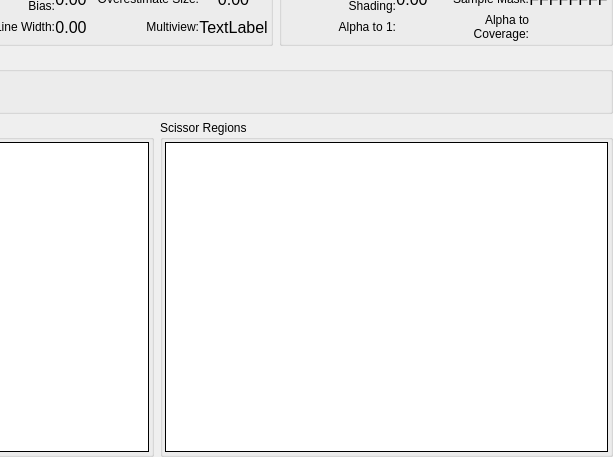
Above: qrenderdoc/Windows/PipelineState/VulkanPipelineStateViewer.ui from baldurk/renderdoc before the change; both pictures show x 298 to 911 and y 109 to 566 of the 911 by 566 pixel window. Below: the same form after it.
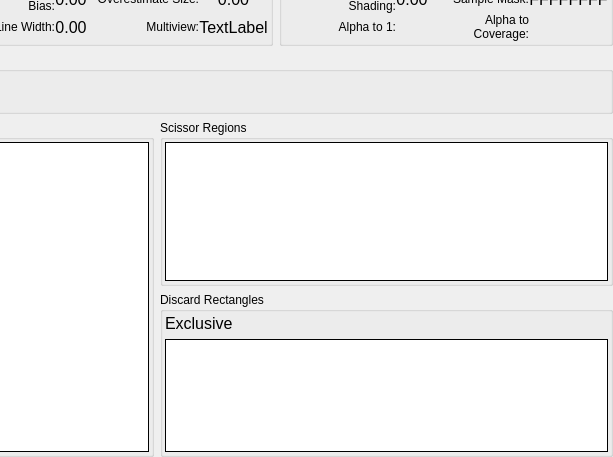
That is the form after the change. The open tabs and pages were chosen to show the change. Icons and pictures are not drawn. Custom widgets are drawn as their Qt base class.

Commit message: Add support for VK_EXT_discard_rectangles

Patch:
```diff
--- a/qrenderdoc/Windows/PipelineState/VulkanPipelineStateViewer.ui
+++ b/qrenderdoc/Windows/PipelineState/VulkanPipelineStateViewer.ui
@@ -1696,116 +1696,6 @@
        <property name="bottomMargin">
         <number>0</number>
        </property>
-       <item row="3" column="1">
-        <widget class="QGroupBox" name="scissorGroup">
-         <property name="sizePolicy">
-          <sizepolicy hsizetype="Expanding" vsizetype="Expanding">
-           <horstretch>0</horstretch>
-           <verstretch>0</verstretch>
-          </sizepolicy>
-         </property>
-         <property name="title">
-          <string>Scissor Regions</string>
-         </property>
-         <layout class="QHBoxLayout" name="horizontalLayout_22">
-          <property name="leftMargin">
-           <number>2</number>
-          </property>
-          <property name="topMargin">
-           <number>2</number>
-          </property>
-          <property name="rightMargin">
-           <number>2</number>
-          </property>
-          <property name="bottomMargin">
-           <number>2</number>
-          </property>
-          <item>
-           <widget class="RDTreeWidget" name="scissors">
-            <property name="frameShape">
-             <enum>QFrame::Box</enum>
-            </property>
-            <property name="frameShadow">
-             <enum>QFrame::Plain</enum>
-            </property>
-            <property name="editTriggers">
-             <set>QAbstractItemView::NoEditTriggers</set>
-            </property>
-            <property name="showDropIndicator" stdset="0">
-             <bool>false</bool>
-            </property>
-            <property name="indentation">
-             <number>0</number>
-            </property>
-            <property name="rootIsDecorated">
-             <bool>false</bool>
-            </property>
-            <property name="allColumnsShowFocus">
-             <bool>true</bool>
-            </property>
-            <attribute name="headerMinimumSectionSize">
-             <number>50</number>
-            </attribute>
-           </widget>
-          </item>
-         </layout>
-        </widget>
-       </item>
-       <item row="3" column="0">
-        <widget class="QGroupBox" name="viewportsGroup">
-         <property name="sizePolicy">
-          <sizepolicy hsizetype="Expanding" vsizetype="Expanding">
-           <horstretch>0</horstretch>
-           <verstretch>0</verstretch>
-          </sizepolicy>
-         </property>
-         <property name="title">
-          <string>Viewports</string>
-         </property>
-         <layout class="QHBoxLayout" name="horizontalLayout_21">
-          <property name="leftMargin">
-           <number>2</number>
-          </property>
-          <property name="topMargin">
-           <number>2</number>
-          </property>
-          <property name="rightMargin">
-           <number>2</number>
-          </property>
-          <property name="bottomMargin">
-           <number>2</number>
-          </property>
-          <item>
-           <widget class="RDTreeWidget" name="viewports">
-            <property name="frameShape">
-             <enum>QFrame::Box</enum>
-            </property>
-            <property name="frameShadow">
-             <enum>QFrame::Plain</enum>
-            </property>
-            <property name="editTriggers">
-             <set>QAbstractItemView::NoEditTriggers</set>
-            </property>
-            <property name="showDropIndicator" stdset="0">
-             <bool>false</bool>
-            </property>
-            <property name="indentation">
-             <number>0</number>
-            </property>
-            <property name="rootIsDecorated">
-             <bool>false</bool>
-            </property>
-            <property name="allColumnsShowFocus">
-             <bool>true</bool>
-            </property>
-            <attribute name="headerMinimumSectionSize">
-             <number>50</number>
-            </attribute>
-           </widget>
-          </item>
-         </layout>
-        </widget>
-       </item>
        <item row="2" column="0" colspan="2">
         <widget class="QGroupBox" name="conditionalRenderingGroup">
          <property name="title">
@@ -2512,6 +2402,193 @@
          </item>
         </layout>
        </item>
+       <item row="3" column="1">
+        <layout class="QVBoxLayout" name="verticalLayout_18">
+         <property name="bottomMargin">
+          <number>0</number>
+         </property>
+         <item>
+          <widget class="QGroupBox" name="scissorGroup">
+           <property name="sizePolicy">
+            <sizepolicy hsizetype="Preferred" vsizetype="Preferred">
+             <horstretch>0</horstretch>
+             <verstretch>1</verstretch>
+            </sizepolicy>
+           </property>
+           <property name="title">
+            <string>Scissor Regions</string>
+           </property>
+           <layout class="QHBoxLayout" name="horizontalLayout_22">
+            <property name="leftMargin">
+             <number>2</number>
+            </property>
+            <property name="topMargin">
+             <number>2</number>
+            </property>
+            <property name="rightMargin">
+             <number>2</number>
+            </property>
+            <property name="bottomMargin">
+             <number>2</number>
+            </property>
+            <item>
+             <widget class="RDTreeWidget" name="scissors">
+              <property name="frameShape">
+               <enum>QFrame::Box</enum>
+              </property>
+              <property name="frameShadow">
+               <enum>QFrame::Plain</enum>
+              </property>
+              <property name="sizeAdjustPolicy">
+               <enum>QAbstractScrollArea::AdjustToContents</enum>
+              </property>
+              <property name="editTriggers">
+               <set>QAbstractItemView::NoEditTriggers</set>
+              </property>
+              <property name="showDropIndicator" stdset="0">
+               <bool>false</bool>
+              </property>
+              <property name="indentation">
+               <number>0</number>
+              </property>
+              <property name="rootIsDecorated">
+               <bool>false</bool>
+              </property>
+              <property name="allColumnsShowFocus">
+               <bool>true</bool>
+              </property>
+              <attribute name="headerMinimumSectionSize">
+               <number>50</number>
+              </attribute>
+             </widget>
+            </item>
+           </layout>
+          </widget>
+         </item>
+         <item>
+          <widget class="QGroupBox" name="discardGroup">
+           <property name="sizePolicy">
+            <sizepolicy hsizetype="Preferred" vsizetype="Preferred">
+             <horstretch>0</horstretch>
+             <verstretch>1</verstretch>
+            </sizepolicy>
+           </property>
+           <property name="title">
+            <string>Discard Rectangles</string>
+           </property>
+           <layout class="QVBoxLayout" name="verticalLayout_19">
+            <property name="leftMargin">
+             <number>2</number>
+            </property>
+            <property name="topMargin">
+             <number>2</number>
+            </property>
+            <property name="rightMargin">
+             <number>2</number>
+            </property>
+            <property name="bottomMargin">
+             <number>2</number>
+            </property>
+            <item>
+             <widget class="QLabel" name="discardMode">
+              <property name="font">
+               <font>
+                <pointsize>12</pointsize>
+               </font>
+              </property>
+              <property name="text">
+               <string>Exclusive</string>
+              </property>
+             </widget>
+            </item>
+            <item>
+             <widget class="RDTreeWidget" name="discards">
+              <property name="frameShape">
+               <enum>QFrame::Box</enum>
+              </property>
+              <property name="frameShadow">
+               <enum>QFrame::Plain</enum>
+              </property>
+              <property name="sizeAdjustPolicy">
+               <enum>QAbstractScrollArea::AdjustToContents</enum>
+              </property>
+              <property name="editTriggers">
+               <set>QAbstractItemView::NoEditTriggers</set>
+              </property>
+              <property name="showDropIndicator" stdset="0">
+               <bool>false</bool>
+              </property>
+              <property name="indentation">
+               <number>0</number>
+              </property>
+              <property name="rootIsDecorated">
+               <bool>false</bool>
+              </property>
+              <attribute name="headerMinimumSectionSize">
+               <number>50</number>
+              </attribute>
+             </widget>
+            </item>
+           </layout>
+          </widget>
+         </item>
+        </layout>
+       </item>
+       <item row="3" column="0">
+        <widget class="QGroupBox" name="viewportsGroup">
+         <property name="sizePolicy">
+          <sizepolicy hsizetype="Expanding" vsizetype="Expanding">
+           <horstretch>0</horstretch>
+           <verstretch>0</verstretch>
+          </sizepolicy>
+         </property>
+         <property name="title">
+          <string>Viewports</string>
+         </property>
+         <layout class="QHBoxLayout" name="horizontalLayout_21">
+          <property name="leftMargin">
+           <number>2</number>
+          </property>
+          <property name="topMargin">
+           <number>2</number>
+          </property>
+          <property name="rightMargin">
+           <number>2</number>
+          </property>
+          <property name="bottomMargin">
+           <number>2</number>
+          </property>
+          <item>
+           <widget class="RDTreeWidget" name="viewports">
+            <property name="frameShape">
+             <enum>QFrame::Box</enum>
+            </property>
+            <property name="frameShadow">
+             <enum>QFrame::Plain</enum>
+            </property>
+            <property name="editTriggers">
+             <set>QAbstractItemView::NoEditTriggers</set>
+            </property>
+            <property name="showDropIndicator" stdset="0">
+             <bool>false</bool>
+            </property>
+            <property name="indentation">
+             <number>0</number>
+            </property>
+            <property name="rootIsDecorated">
+             <bool>false</bool>
+            </property>
+            <property name="allColumnsShowFocus">
+             <bool>true</bool>
+            </property>
+            <attribute name="headerMinimumSectionSize">
+             <number>50</number>
+            </attribute>
+           </widget>
+          </item>
+         </layout>
+        </widget>
+       </item>
       </layout>
      </widget>
      <widget class="QWidget" name="FS">
```
Left out of the diff: 2 changed lines with no effect on the pictures. The commit also changes 21 other files.
